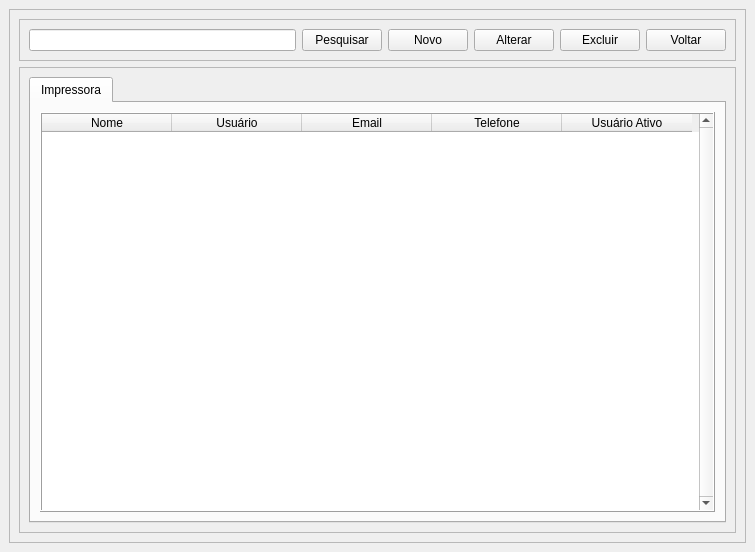
The window that View/Telas/CD_Impressora.ui (Blastoles/ProjetoSCGI) describes before a commit, drawn with Qt 5.
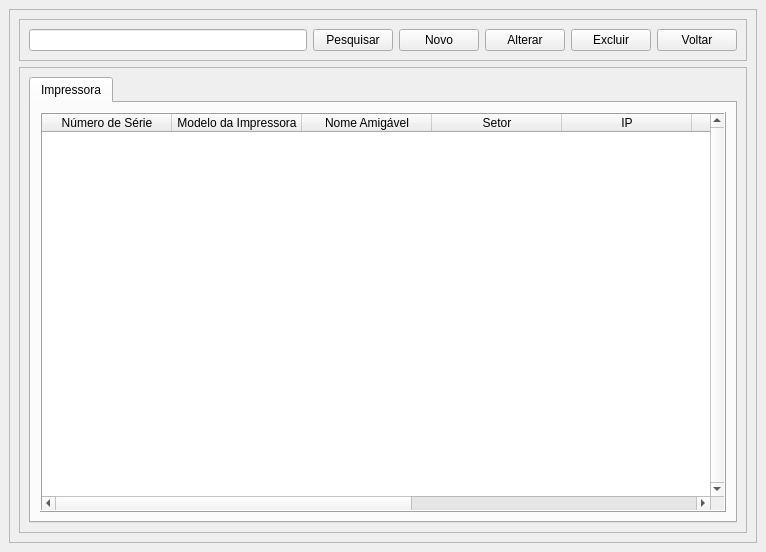
The same window after the commit. Icons and pictures are not drawn.

```diff
--- a/View/Telas/CD_Impressora.ui
+++ b/View/Telas/CD_Impressora.ui
@@ -6,7 +6,7 @@
    <rect>
     <x>0</x>
     <y>0</y>
-    <width>755</width>
+    <width>766</width>
     <height>552</height>
    </rect>
   </property>
@@ -133,6 +133,11 @@
                     <verstretch>0</verstretch>
                    </sizepolicy>
                   </property>
+                  <property name="font">
+                   <font>
+                    <family>Segoe UI</family>
+                   </font>
+                  </property>
                   <property name="tabletTracking">
                    <bool>false</bool>
                   </property>
@@ -148,6 +153,12 @@
                   <property name="frameShadow">
                    <enum>QFrame::Raised</enum>
                   </property>
+                  <property name="lineWidth">
+                   <number>1</number>
+                  </property>
+                  <property name="midLineWidth">
+                   <number>0</number>
+                  </property>
                   <property name="verticalScrollBarPolicy">
                    <enum>Qt::ScrollBarAlwaysOn</enum>
                   </property>
@@ -184,6 +195,9 @@
                   <property name="gridStyle">
                    <enum>Qt::DashLine</enum>
                   </property>
+                  <property name="sortingEnabled">
+                   <bool>false</bool>
+                  </property>
                   <attribute name="horizontalHeaderVisible">
                    <bool>true</bool>
                   </attribute>
@@ -201,27 +215,47 @@
                   </attribute>
                   <column>
                    <property name="text">
-                    <string>Nome</string>
+                    <string>Número de Série</string>
                    </property>
                   </column>
                   <column>
                    <property name="text">
-                    <string>Usuário</string>
+                    <string>Modelo da Impressora</string>
                    </property>
                   </column>
                   <column>
                    <property name="text">
-                    <string>Email</string>
+                    <string>Nome Amigável</string>
                    </property>
                   </column>
                   <column>
                    <property name="text">
-                    <string>Telefone</string>
+                    <string>Setor</string>
                    </property>
                   </column>
                   <column>
                    <property name="text">
-                    <string>Usuário Ativo</string>
+                    <string>IP</string>
+                   </property>
+                  </column>
+                  <column>
+                   <property name="text">
+                    <string>Toner Preto</string>
+                   </property>
+                  </column>
+                  <column>
+                   <property name="text">
+                    <string>Toner Margenta</string>
+                   </property>
+                  </column>
+                  <column>
+                   <property name="text">
+                    <string>Toner Amarelo</string>
+                   </property>
+                  </column>
+                  <column>
+                   <property name="text">
+                    <string>Toner Azul</string>
                    </property>
                   </column>
                  </widget>
```
Left out of the diff: 2 changed lines with no effect on the pictures.
